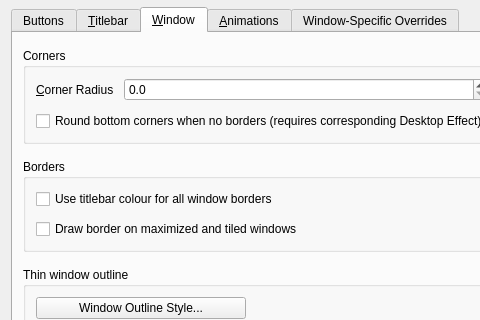
Above: kdecoration/config/ui/breezeconfigurationui.ui from paulmcauley/klassy before the change; both pictures show x 0 to 480 and y 0 to 320 of the 729 by 587 pixel window. Below: the same form after it.
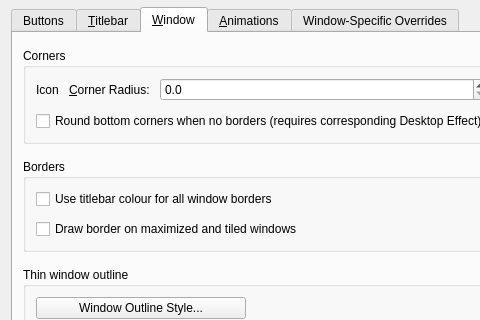
That is the form after the change. The open tabs and pages were chosen to show the change. Icons and pictures are not drawn. Custom widgets are drawn as their Qt base class.

The edit to the form file:
```diff
--- a/kdecoration/config/ui/breezeconfigurationui.ui
+++ b/kdecoration/config/ui/breezeconfigurationui.ui
@@ -1272,15 +1272,26 @@
             <item>
              <layout class="QFormLayout" name="formLayout_11">
               <item row="0" column="0">
+               <layout class="QHBoxLayout" name="horizontalLayout_2">
+                <item>
+                 <widget class="QLabel" name="cornerRadiusIcon">
+                  <property name="text">
+                   <string>Icon</string>
+                  </property>
+                 </widget>
+                </item>
+                <item>
                <widget class="QLabel" name="cornerRadiusLabel">
                 <property name="text">
-                 <string>&amp;Corner Radius</string>
+                   <string>&amp;Corner Radius:</string>
                 </property>
                 <property name="buddy">
                  <cstring>cornerRadius</cstring>
                 </property>
                </widget>
               </item>
+               </layout>
+              </item>
               <item row="0" column="1">
                <widget class="QDoubleSpinBox" name="cornerRadius">
                 <property name="decimals">
```
Left out of the diff: 2 changed lines with no effect on the pictures. Lines whose indentation alone changed are shown as unchanged.
